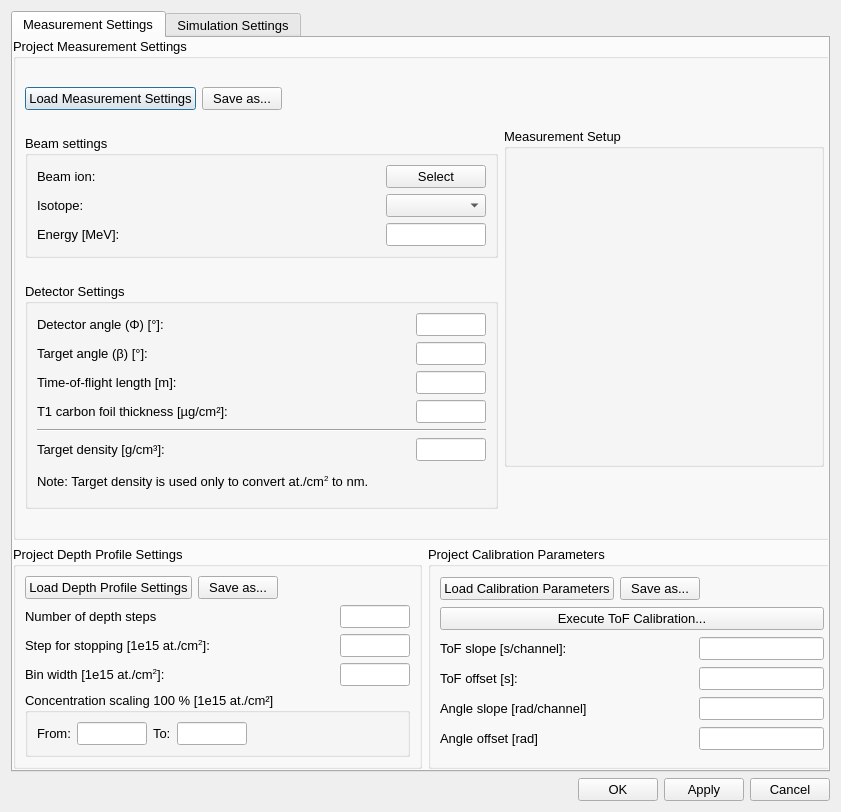
JYU-IBA/potku, file ui_files/ui_measuring_settings.ui: the form before one commit.
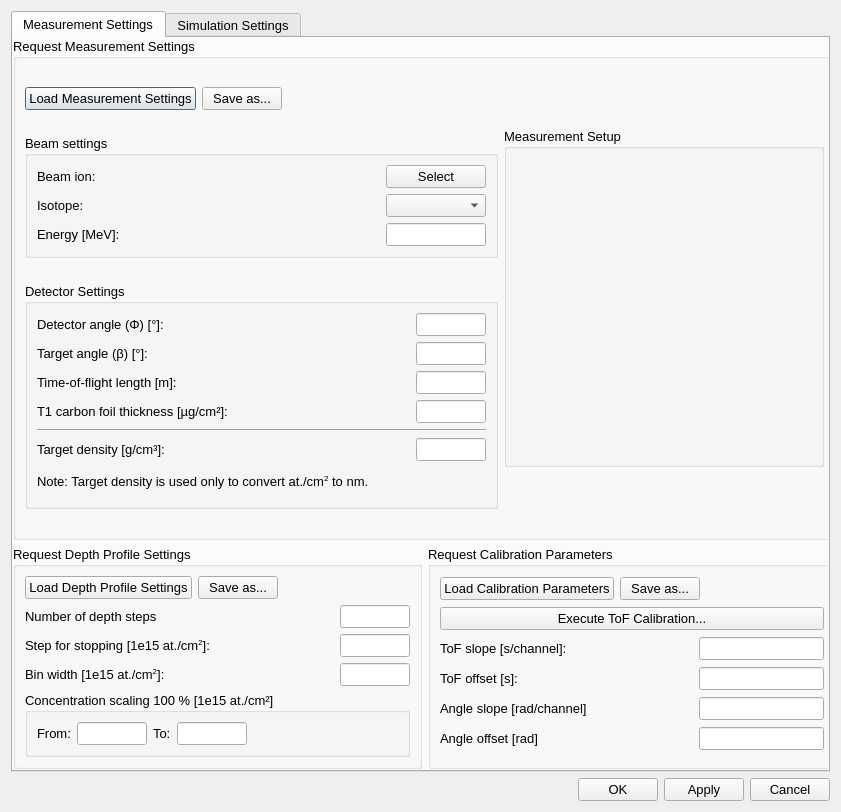
The form after the commit.

Commit message: Changed the project concept into request. Replaced all the references to project with request. Also did some minor changes so the code is more in line with PEP 8.

What changed in the file:
```diff
--- a/ui_files/ui_measuring_settings.ui
+++ b/ui_files/ui_measuring_settings.ui
@@ -59,7 +59,7 @@
            </sizepolicy>
           </property>
           <property name="title">
-           <string>Project Measurement Settings</string>
+           <string>Request Measurement Settings</string>
           </property>
           <layout class="QHBoxLayout" name="horizontalLayout">
            <item>
@@ -519,7 +519,7 @@
           <item>
            <widget class="QGroupBox" name="groupBox_6">
             <property name="title">
-             <string>Project Depth Profile Settings</string>
+             <string>Request Depth Profile Settings</string>
             </property>
             <layout class="QGridLayout" name="gridLayout">
              <item row="0" column="0">
@@ -761,7 +761,7 @@
           <item>
            <widget class="QGroupBox" name="groupBox_5">
             <property name="title">
-             <string>Project Calibration Parameters</string>
+             <string>Request Calibration Parameters</string>
             </property>
             <layout class="QVBoxLayout" name="verticalLayout_4">
              <item>
```
Left out of the diff: 2 changed lines with no effect on the pictures. The commit also changes 47 other files.
